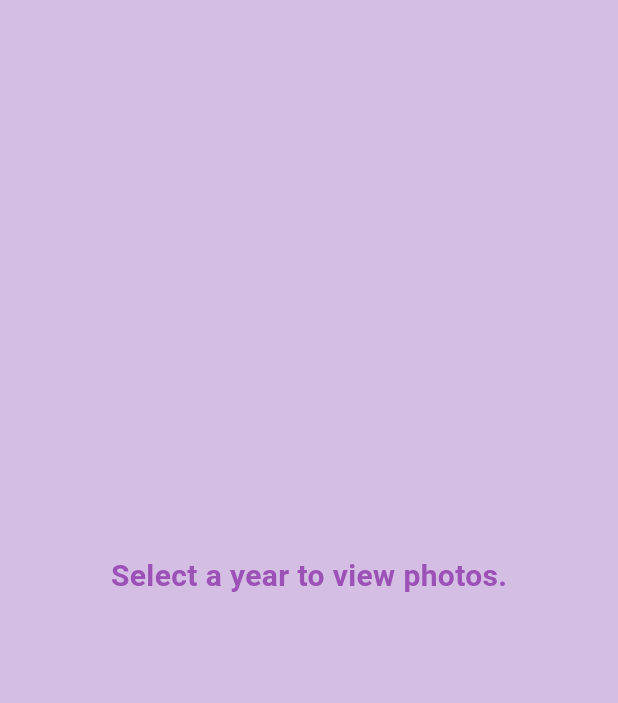
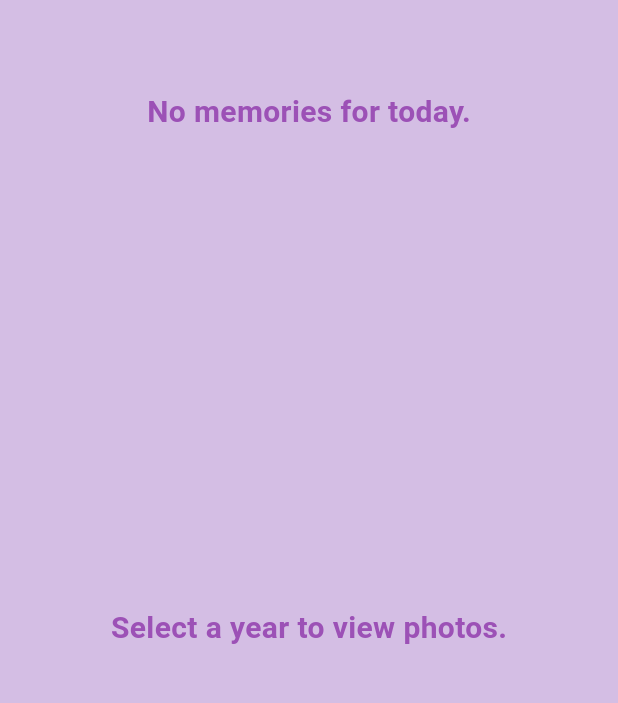
Before and after one commit to TaherML1/galleryApp, a Flutter app: the screen it shows after launch, after a tap on "Go to Home", on a phone screen of 412 x 824 dp, the part 84-787 px from its top. Run offline on Flutter 3.47's test engine with Material 3 defaults, Android fonts, the phone set to English and light mode, and no system bars; our stand-ins replace cached_network_image, carousel_slider, cloud_firestore, dio, firebase_core, firebase_messaging and 8 more; missing offline and left inert: gal; accounts and stored records are empty; network calls fail.

Commit message:
home screen memores added, yearPhotosScreen added

```diff
--- a/lib/main.dart
+++ b/lib/main.dart
@@ -19,11 +19,12 @@ var logger = Logger();
 final getIt = GetIt.instance;
 final FirestoreService _firestoreService = getIt<FirestoreService>();
 final GlobalKey<NavigatorState> navigatorKey = GlobalKey<NavigatorState>();
+final GlobalKey<ScaffoldMessengerState> scaffoldMessengerKey = GlobalKey<ScaffoldMessengerState>();
 
 void main() async {
   SystemChrome.setSystemUIOverlayStyle(SystemUiOverlayStyle(
-    systemNavigationBarColor: Color(0xFF9c51b6), // Set the navigation bar color
-    systemNavigationBarIconBrightness: Brightness.light, // Change the icon color to light (if the background is dark)
+    systemNavigationBarColor: Color(0xFF9c51b6),
+    systemNavigationBarIconBrightness: Brightness.light,
   ));
 
   WidgetsFlutterBinding.ensureInitialized();
@@ -34,7 +35,6 @@ void main() async {
   // Initialize FirestoreService
   getIt.registerLazySingleton(() => FirestoreService());
 
-  //storeUserData();
   checkUserExistence();
 
   // Initialize Firebase Messaging
@@ -72,26 +72,24 @@ void main() async {
     }
   });
 
-  // Handle message opening
+  // Handle message opening (when the app is running or in the background)
   FirebaseMessaging.onMessageOpenedApp.listen((RemoteMessage message) {
     logger.i('Message clicked!');
-  // Navigate to the NotificationScreen with the data
     navigatorKey.currentState?.pushNamed(
       '/notification',
       arguments: message.data,
     );
   });
 
+  // Check for the initial message if the app was launched by a notification
+  RemoteMessage? initialMessage = await messaging.getInitialMessage();
 
   // Check if the intro has been shown before
   final prefs = await SharedPreferences.getInstance();
   bool isFirstTime = prefs.getBool('first_time') ?? true;
 
-
-  runApp(MyApp(isFirstTime: isFirstTime));
+  runApp(MyApp(isFirstTime: isFirstTime, initialMessage: initialMessage?.data));
 }
-
-
 
 Future<void> _firebaseMessagingBackgroundHandler(RemoteMessage message) async {
   await Firebase.initializeApp();
@@ -111,8 +109,9 @@ Future<void> requestStoragePermission() async {
 
 class MyApp extends StatelessWidget {
   final bool isFirstTime;
+  final Map<String, dynamic>? initialMessage;
 
- const MyApp({super.key, required this.isFirstTime});
+  const MyApp({super.key, required this.isFirstTime, this.initialMessage});
 
   @override
   Widget build(BuildContext context) {
@@ -123,6 +122,7 @@ class MyApp extends StatelessWidget {
         primarySwatch: Colors.purple,
       ),
       navigatorKey: navigatorKey,
+      scaffoldMessengerKey: scaffoldMessengerKey,
       initialRoute: isFirstTime ? '/intro' : '/home',
       routes: {
         '/home': (context) => Homescreen(),
@@ -131,7 +131,27 @@ class MyApp extends StatelessWidget {
         '/random': (context) => randomPictureWidget(),
         '/intro': (context) => IntroInfoWidget(),
         '/info': (context) => InfoPageWidget(),
-        '/notification': (context) => NotificationScreen(data: ModalRoute.of(context)!.settings.arguments as Map<String, dynamic>),
+        '/notification': (context) => NotificationScreen(
+          data: ModalRoute.of(context)!.settings.arguments as Map<String, dynamic>,
+        ),
+      },
+      onGenerateRoute: (settings) {
+        if (initialMessage != null) {
+          // Delay navigation to the NotificationScreen by 3 seconds
+          Future.delayed(Duration(seconds: 3), () {
+            scaffoldMessengerKey.currentState?.showSnackBar(
+              SnackBar(
+                content: Text('Navigating to Notification Screen...'),
+                duration: Duration(seconds: 2),
+              ),
+            );
+            navigatorKey.currentState?.pushNamed(
+              '/notification',
+              arguments: initialMessage,
+            );
+          });
+        }
+        return null;
       },
     );
   }
--- a/lib/services/firestore_service.dart
+++ b/lib/services/firestore_service.dart
@@ -218,7 +218,7 @@ Future<Photo?> fetchRandomPhotoFromAllYears() async {
   }
 
 
-Future<void> checkForMemoryAndScheduleNotification() async {
+Future<List<Photo>> checkForMemory() async {
     // Get today's date (month and day)
     DateTime today = DateTime.now();
     String todayMonthDay = DateFormat('MM-dd').format(today);
@@ -269,14 +269,16 @@ Future<void> checkForMemoryAndScheduleNotification() async {
         // Log the memory photo to be used for the notification
         _logger.i('Scheduling memory notification for photo taken on ${memoryPhoto.timestamp.year}.');
 
-      // Schedule a notification for this memory
-      //notificationScreen.scheduleMemoryNotification(memoryPhoto);
+        // Return the list of sameDayPhotos
+        return sameDayPhotos;
       } else {
         _logger.w("No memory found for today from previous years.");
+        return [];
       }
     } catch (e) {
       // Log any error that occurs during the process
       _logger.e('Error checking for memory: $e');
+      return [];
     }
   }
 }
--- a/lib/views/homeScreen.dart
+++ b/lib/views/homeScreen.dart
@@ -5,9 +5,11 @@ import 'package:gallery_app/views/timeline_view.dart';
 import 'package:gallery_app/models/photo.dart';
 import 'package:cached_network_image/cached_network_image.dart';
 import 'package:shared_preferences/shared_preferences.dart';
+import 'package:carousel_slider/carousel_slider.dart';
+import 'package:gallery_app/views/yearPhotosScreen.dart'; // Import the new widget
 
 class Homescreen extends StatefulWidget {
-  const Homescreen({super.key}); // Corrected class name to match Dart naming conventions
+  const Homescreen({super.key});
 
   @override
   State<Homescreen> createState() => _HomescreenState();
@@ -16,23 +18,28 @@ class Homescreen extends StatefulWidget {
 class _HomescreenState extends State<Homescreen> {
   final FirestoreService _firestoreService = getIt<FirestoreService>();
   late Future<List<String>> _years;
-  String? _selectedYear;
-    // ignore: unused_field
   List<String> _favoritePhotos = [];
-
+  List<Photo> _memoryPhotos = [];
 
   @override
   void initState() {
     super.initState();
     _years = _firestoreService.fetchYears();
     _loadFavorites();
+    _checkForMemory();
   }
-
 
   Future<void> _loadFavorites() async {
     final prefs = await SharedPreferences.getInstance();
     setState(() {
       _favoritePhotos = prefs.getStringList('favorites') ?? [];
+    });
+  }
+
+  Future<void> _checkForMemory() async {
+    List<Photo> memoryPhotos = await _firestoreService.checkForMemory();
+    setState(() {
+      _memoryPhotos = memoryPhotos;
     });
   }
 
@@ -43,7 +50,7 @@ class _HomescreenState extends State<Homescreen> {
         title: const Text('Photo Gallery', style: TextStyle(color: Colors.white)),
         backgroundColor: const Color(0xFF9c51b6),
         iconTheme: const IconThemeData(
-    color: Colors.white, // Change the drawer icon color here
+          color: Colors.white,
         ),
         actions: [
           IconButton(
@@ -64,7 +71,6 @@ class _HomescreenState extends State<Homescreen> {
             },
             icon: const Icon(Icons.shuffle, color: Colors.white),
           ),
-
         ],
       ),
       drawer: FutureBuilder<List<String>>(
@@ -84,11 +90,10 @@ class _HomescreenState extends State<Homescreen> {
           years.sort((a, b) => int.parse(b).compareTo(int.parse(a)));
 
           return Drawer(
-      child: Container(  // Added a container to wrap the column
-        color: Color(0xFFD4BEE4),  // Change to any desired background color
+            child: Container(
+              color: const Color(0xFFD4BEE4),
               child: Column(
                 children: [
-            // Drawer header
                   DrawerHeader(
                     decoration: BoxDecoration(
                       color: const Color(0xFF9c51b6),
@@ -103,45 +108,43 @@ class _HomescreenState extends State<Homescreen> {
                       ),
                     ),
                   ),
-            // Years ExpansionTile
                   ExpansionTile(
                     title: const Text('Show Years', style: TextStyle(
                       color: Color(0xFF9c51b6),
                       fontWeight: FontWeight.w700
                     )),
-              leading: const Icon(Icons.calendar_today, color: Color(0xFF9c51b6)),  // Set icon color as needed
-              iconColor: Color(0xFF9c51b6),
-                collapsedIconColor: Color(0xFF9c51b6),
+                    leading: const Icon(Icons.calendar_today, color: Color(0xFF9c51b6)),
+                    iconColor: const Color(0xFF9c51b6),
+                    collapsedIconColor: const Color(0xFF9c51b6),
                     children: years.map((year) {
                       return ListTile(
-                  title: Text(year , style: TextStyle(
+                        title: Text(year , style: const TextStyle(
                           color: Color(0xFF9c51b6),
                         ),),
                         onTap: () {
-                    setState(() {
-                      _selectedYear = year;
-                    });
-                    Navigator.pop(context); // Close the drawer when a year is selected
+                          Navigator.pop(context);
+                          Navigator.push(
+                            context,
+                            MaterialPageRoute(
+                              builder: (context) => YearPhotosScreen(year: year),
+                            ),
+                          );
                         },
                       );
                     }).toList(),
                   ),
-            // Favorites ListTile
                   ListTile(
-              leading: const Icon(Icons.favorite, color: Color(0xFF9c51b6),  ),  // Set icon color as needed
-              title: const Text('Favorites', style: TextStyle(color: Color(0xFF9c51b6) , fontWeight: FontWeight.w700)),  // Set text color
+                    leading: const Icon(Icons.favorite, color: Color(0xFF9c51b6),  ),
+                    title: const Text('Favorites', style: TextStyle(color: Color(0xFF9c51b6) , fontWeight: FontWeight.w700)),
                     onTap: () {
                       Navigator.pop(context);
                       Navigator.pushNamed(context, '/favorites');
                     },
                   ),
-            // Expanded to push the Info button to the bottom
                   Expanded(child: Container()),
-
-            // Info ListTile at the bottom
                   ListTile(
-              leading: const Icon(Icons.info, color: Color(0xFF9c51b6)),  // Set icon color as needed
-              title: const Text('Info', style: TextStyle(color: Color(0xFF9c51b6) , fontWeight: FontWeight.w700)),  // Set text color
+                    leading: const Icon(Icons.info, color: Color(0xFF9c51b6)),
+                    title: const Text('Info', style: TextStyle(color: Color(0xFF9c51b6) , fontWeight: FontWeight.w700)),
                     onTap: () {
                       Navigator.pop(context);
                       Navigator.pushNamed(context, '/info');
@@ -153,58 +156,43 @@ class _HomescreenState extends State<Homescreen> {
           );
         },
       ),
-
-backgroundColor: Color(0xffD4BEE4),
-
-      body: _selectedYear != null
-          ? StreamBuilder<List<Photo>>(
-              stream: _firestoreService.fetchPhotosStream(_selectedYear!),
-              builder: (context, photoSnapshot) {
-                if (photoSnapshot.connectionState == ConnectionState.waiting) {
-                  return const Center(child: CircularProgressIndicator());
-                }
-                if (photoSnapshot.hasError) {
-                  return const Center(child: Text('Error loading photos.'));
-                }
-                if (!photoSnapshot.hasData || photoSnapshot.data!.isEmpty) {
-                  return const Center(child: Text('No photos found.'));
-                }
-
-                final photos = photoSnapshot.data!;
-
-                return SizedBox(
-                  height: MediaQuery.of(context).size.height, // Use full height
-                  child: PageView.builder(
-                    controller: PageController(viewportFraction: 1), // Controls slide snapping and fraction
-                    itemCount: (photos.length / 4).ceil(), // Number of pages based on photos
-                    itemBuilder: (context, pageIndex) {
-                      final startIndex = pageIndex * 4;
-                      final endIndex = (startIndex + 4 > photos.length)
-                          ? photos.length
-                          : startIndex + 4;
-
-                      final photoSubset = photos.sublist(startIndex, endIndex);
-
-                      return Padding(
-                        padding: const EdgeInsets.all(4.0), // Reduced padding
-                        child: Card(
-                          elevation: 5,
-                          color: Color(0xffD4BEE4),
-                          shape: RoundedRectangleBorder(
-                            borderRadius: BorderRadius.circular(15),
+      backgroundColor: const Color(0xffD4BEE4),
+      body: Padding(
+        padding: const EdgeInsets.all(20.0),
+        child: Column(
+          children: [
+            if (_memoryPhotos.isNotEmpty)
+              Text(
+                "Güzel geçmiş anılarımızdan💜",
+                style: TextStyle(
+                  fontSize: 22,
+                  color: Color(0xFF9c51b6),
+                  letterSpacing: 1.2,
+                  shadows: [
+                    Shadow(
+                      blurRadius: 1.0,
+                    )
+                  ]
                 ),
-                          child: GridView.builder(
-                            physics: const NeverScrollableScrollPhysics(),
-                            shrinkWrap: true,
-                            gridDelegate: const SliverGridDelegateWithFixedCrossAxisCount(
-                              crossAxisCount: 2,
-                              crossAxisSpacing: 12.0, // Reduced spacing
-                              mainAxisSpacing: 12.0, // Reduced spacing
-                              childAspectRatio: 0.47, // More square-like photos
               ),
-                            itemCount: photoSubset.length,
-                            itemBuilder: (context, index) {
-                              final photo = photoSubset[index];
+            const SizedBox(height: 40), // Add some space at the top
+            if (_memoryPhotos.isNotEmpty)
+              Padding(
+                padding: const EdgeInsets.symmetric(horizontal: 16.0), // Add horizontal padding
+                child: CarouselSlider(
+                  options: CarouselOptions(
+                    height: 500.0, // Increase the height
+                    enlargeCenterPage: true,
+                    autoPlay: true,
+                    aspectRatio: 16 / 9,
+                    autoPlayCurve: Curves.fastOutSlowIn,
+                    enableInfiniteScroll: true,
+                    autoPlayAnimationDuration: const Duration(milliseconds: 800),
+                    viewportFraction: 0.8,
+                  ),
+                  items: _memoryPhotos.map((photo) {
+                    return Builder(
+                      builder: (BuildContext context) {
                         return GestureDetector(
                           onTap: () {
                             Navigator.push(
@@ -215,7 +203,7 @@ backgroundColor: Color(0xffD4BEE4),
                             );
                           },
                           child: ClipRRect(
-                                  borderRadius: BorderRadius.circular(12),
+                            borderRadius: BorderRadius.circular(20),
                             child: CachedNetworkImage(
                               imageUrl: photo.url,
                               fit: BoxFit.cover,
@@ -226,15 +214,37 @@ backgroundColor: Color(0xffD4BEE4),
                           ),
                         );
                       },
+                    );
+                  }).toList(),
+                ),
+              )
+            else
+              const Padding(
+                padding: EdgeInsets.symmetric(horizontal: 16.0),
+                child: Text(
+                  'No memories for today.',
+                  style: TextStyle(
+                    color: Color(0xFF9c51b6),
+                    fontWeight: FontWeight.w700,
+                    fontSize: 20,
+                  ),
+                ),
+              ),
+            const Expanded(
+              child: Center(
+                child: Text(
+                  'Select a year to view photos.',
+                  style: TextStyle(
+                    color: Color(0xFF9c51b6),
+                    fontWeight: FontWeight.w700,
+                    fontSize: 20,
+                  ),
+                ),
+              ),
+            ),
+          ],
         ),
       ),
     );
-                    },
-                  ),
-                );
-              },
-            )
-          : const Center(child: Text('Select a year to view photos.',style: TextStyle(color: Color(0xFF9c51b6) , fontWeight: FontWeight.w700  ,fontSize: 20),  ) ),
-    );
   }
 }
--- a/pubspec.yaml
+++ b/pubspec.yaml
@@ -39,6 +39,7 @@ dependencies:
   cloud_functions: ^5.2.0
   uuid: ^4.5.1
   gal: ^2.3.1
+  carousel_slider: ^5.0.0
 
 
 dev_dependencies:
```
Also changed, not shown: lib/views/yearPhotosScreen.dart (added, +104 -0 lines), pubspec.lock, 1 other file. Lines whose indentation alone changed are shown as unchanged.
